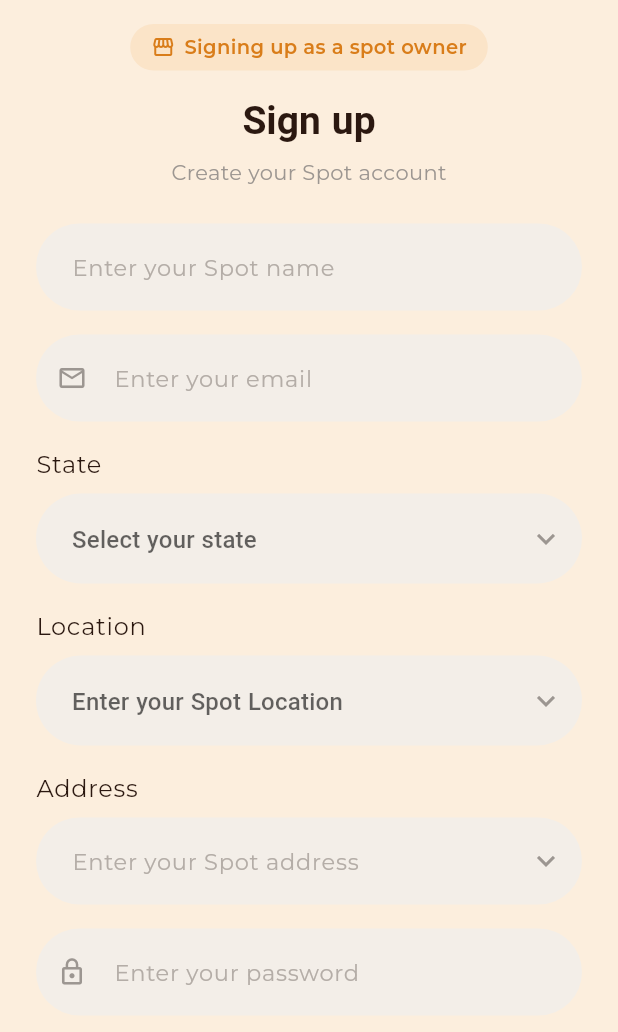
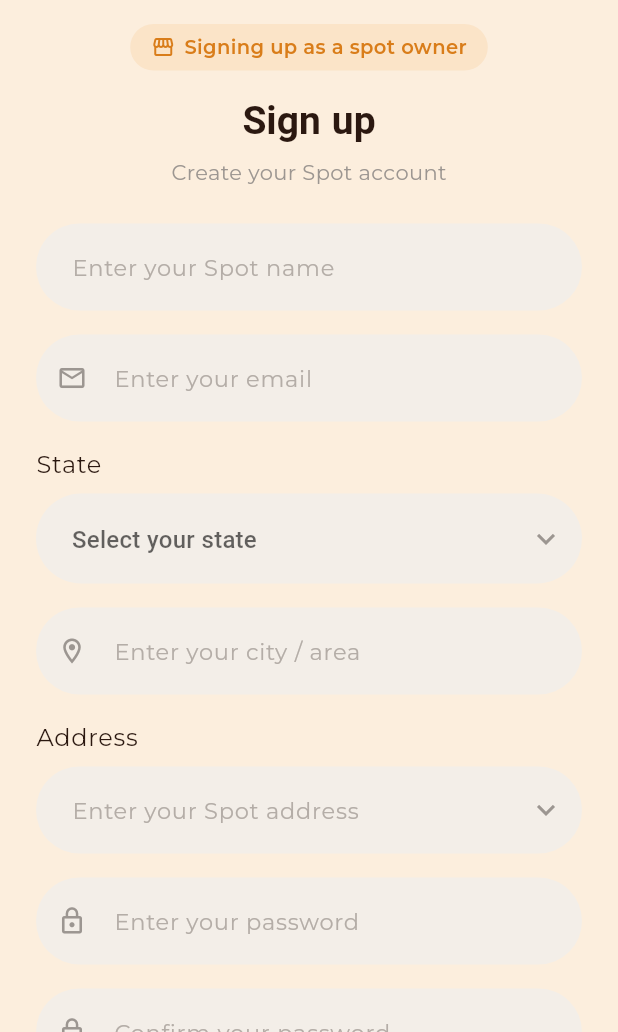
Before and after one commit to Sommy1710/spotcube, a Flutter app: the SpotOwnerSignupStep1Screen screen opened by its route, on a phone screen of 412 x 824 dp, the part 204-1236 px from its top. Run offline on Flutter 3.47's test engine with Material 3 defaults, Android fonts, the phone set to English and light mode, and no system bars; our stand-ins replace cookie_jar, dio, dio_cookie_manager, flutter_riverpod, flutter_svg, go_router and 2 more; Roboto replaces fonts that are missing (Arimo).

Commit message:
location dropdown removed

```diff
--- a/lib/features/auth/screens/spotowner_signup_step1_screen.dart
+++ b/lib/features/auth/screens/spotowner_signup_step1_screen.dart
@@ -10,17 +10,6 @@ import '../../../core/widgets/role_badge.dart';
 import '../../../core/widgets/spotcube_logo.dart';
 import '../../../core/widgets/terms_footer.dart';
 import '../spotowner_signup_draft.dart';
-
-/// Placeholder list until the backend exposes a real locations endpoint
-/// (or this is swapped for a Places-style autocomplete).
-const _lagosAreas = [
-  'Ikeja',
-  'Lekki',
-  'Victoria Island',
-  'Yaba',
-  'Surulere',
-  'Ikoyi',
-];
 
 class SpotOwnerSignupStep1Screen extends StatefulWidget {
   const SpotOwnerSignupStep1Screen({super.key});
@@ -35,16 +24,17 @@ class _SpotOwnerSignupStep1ScreenState
   final _formKey = GlobalKey<FormState>();
   final _spotNameController = TextEditingController();
   final _emailController = TextEditingController();
+  final _locationController = TextEditingController();
   final _addressController = TextEditingController();
   final _passwordController = TextEditingController();
   final _confirmPasswordController = TextEditingController();
-  String? _selectedLocation;
   String? _selectedState;
 
   @override
   void dispose() {
     _spotNameController.dispose();
     _emailController.dispose();
+    _locationController.dispose();
     _addressController.dispose();
     _passwordController.dispose();
     _confirmPasswordController.dispose();
@@ -53,12 +43,6 @@ class _SpotOwnerSignupStep1ScreenState
 
   void _handleContinue() {
     if (!_formKey.currentState!.validate()) return;
-    if (_selectedLocation == null) {
-      ScaffoldMessenger.of(
-        context,
-      ).showSnackBar(const SnackBar(content: Text('Please select a location')));
-      return;
-    }
     if (_selectedState == null) {
       ScaffoldMessenger.of(
         context,
@@ -71,7 +55,7 @@ class _SpotOwnerSignupStep1ScreenState
         spotName: _spotNameController.text.trim(),
         email: _emailController.text.trim(),
         state: _selectedState!,
-        location: _selectedLocation!,
+        location: _locationController.text.trim(),
         address: _addressController.text.trim(),
         password: _passwordController.text,
       ),
@@ -151,34 +135,15 @@ class _SpotOwnerSignupStep1ScreenState
                   onChanged: (value) => setState(() => _selectedState = value),
                 ),
                 const SizedBox(height: 16),
-                Align(
-                  alignment: Alignment.centerLeft,
-                  child: Text(
-                    'Location',
-                    style: Theme.of(context).textTheme.bodyLarge,
-                  ),
-                ),
-                const SizedBox(height: 8),
-                DropdownButtonFormField<String>(
-                  value: _selectedLocation,
-                  decoration: const InputDecoration(
-                    hintText: 'Enter your Spot Location',
-                  ),
-                  icon: const Icon(
-                    Icons.keyboard_arrow_down,
-                    color: AppColors.textMuted,
-                  ),
-                  items:
-                      _lagosAreas
-                          .map(
-                            (area) => DropdownMenuItem(
-                              value: area,
-                              child: Text(area),
-                            ),
-                          )
-                          .toList(),
-                  onChanged:
-                      (value) => setState(() => _selectedLocation = value),
+                PillTextField(
+                  hintText: 'Enter your city / area',
+                  controller: _locationController,
+                  leadingIcon: Icons.location_on_outlined,
+                  validator:
+                      (value) =>
+                          (value == null || value.trim().isEmpty)
+                              ? 'Location is required'
+                              : null,
                 ),
                 const SizedBox(height: 16),
                 Align(
```
